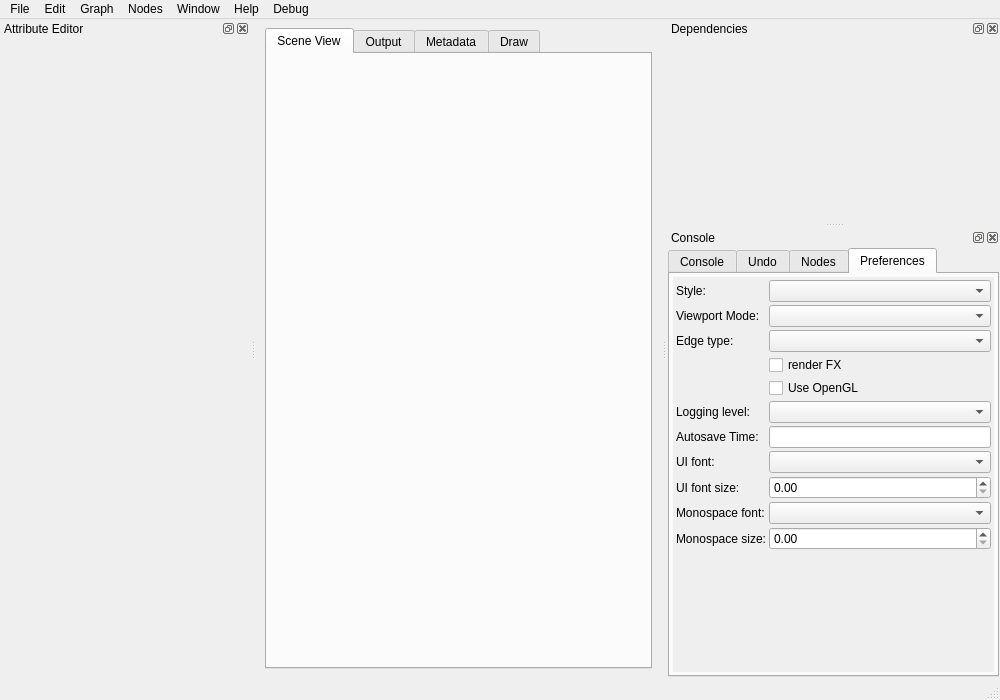
First picture: the form in ui/SceneGraph.ui, repository mfessenden/SceneGraph, before the edit.
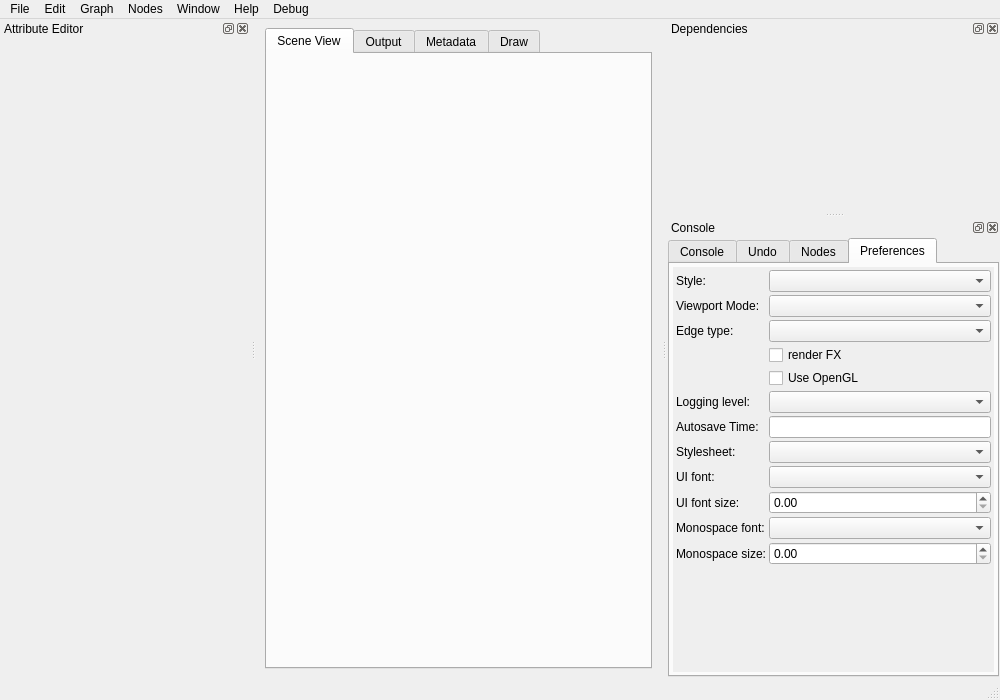
Second picture: the form after the edit. The open tabs and pages were chosen to show the change. Icons and pictures are not drawn.

Commit message: - add Sphinx docs - cfg files are broken out into "$STYLE-fonts" and "$STYLE-palette" and associated with the appropriate qss stylesheet - update preferences read/write functions

```diff
--- a/ui/SceneGraph.ui
+++ b/ui/SceneGraph.ui
@@ -842,46 +842,56 @@
              <item row="6" column="1">
               <widget class="QLineEdit" name="autosave_time_edit"/>
              </item>
-             <item row="7" column="0">
+             <item row="8" column="0">
               <widget class="QLabel" name="ui_font_label">
                <property name="text">
                 <string>UI font:</string>
                </property>
               </widget>
              </item>
-             <item row="7" column="1">
+             <item row="8" column="1">
               <widget class="QComboBox" name="ui_font_menu"/>
              </item>
-             <item row="8" column="0">
+             <item row="9" column="0">
               <widget class="QLabel" name="ui_fontsize_label">
                <property name="text">
                 <string>UI font size:</string>
                </property>
               </widget>
              </item>
-             <item row="8" column="1">
+             <item row="9" column="1">
               <widget class="QDoubleSpinBox" name="ui_fontsize_spinbox"/>
              </item>
-             <item row="9" column="0">
+             <item row="10" column="0">
               <widget class="QLabel" name="mono_font_label">
                <property name="text">
                 <string>Monospace font:</string>
                </property>
               </widget>
              </item>
-             <item row="9" column="1">
+             <item row="10" column="1">
               <widget class="QComboBox" name="mono_font_menu"/>
              </item>
-             <item row="10" column="0">
+             <item row="11" column="0">
               <widget class="QLabel" name="mono_fontsize_label">
                <property name="text">
                 <string>Monospace size:</string>
                </property>
               </widget>
              </item>
-             <item row="10" column="1">
+             <item row="11" column="1">
               <widget class="QDoubleSpinBox" name="mono_fontsize_spinbox"/>
              </item>
+             <item row="7" column="0">
+              <widget class="QLabel" name="stylesheet_label">
+               <property name="text">
+                <string>Stylesheet:</string>
+               </property>
+              </widget>
+             </item>
+             <item row="7" column="1">
+              <widget class="QComboBox" name="stylesheet_menu"/>
+             </item>
             </layout>
            </widget>
           </widget>
```
The commit also changes 28 other files.
